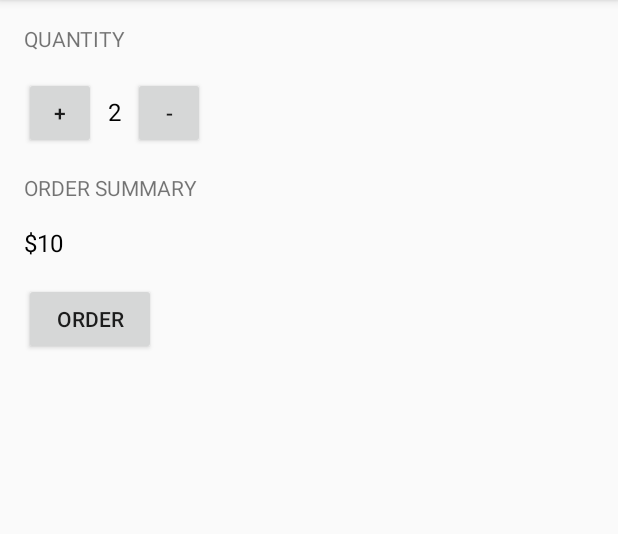
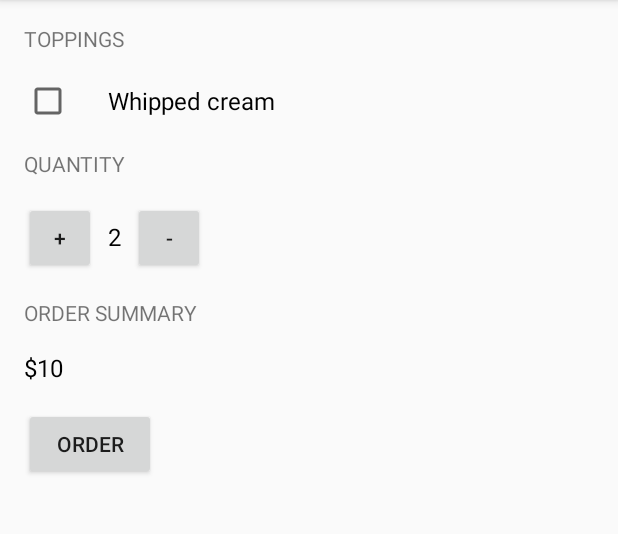
Before and after one commit to uviyolab-udcit/JustJava, an Android app: the screen it shows after launch (MainActivity), on a phone screen of 412 x 824 dp, the part 84-618 px from its top. Run offline under Robolectric (Android 15) with nearby library versions, the phone set to English and light mode, and no system bars.

Commit message:
Add files via upload

```diff
--- a/app/src/main/java/com/example/android/justjava/MainActivity.java
+++ b/app/src/main/java/com/example/android/justjava/MainActivity.java
@@ -34,6 +34,10 @@ public class MainActivity extends AppCompatActivity {
         displayQuantity(quantity);
     }
 
+    public void checkBoxClicked(View view) {
+        //code to check if this checkbox is checked!
+    }
+
     /**
      * This method is called when the order button is clicked.
      */
@@ -64,9 +68,9 @@ public class MainActivity extends AppCompatActivity {
     /**
      * This method displays the given quantity value on the screen.
      */
-    private void displayQuantity(int number) {
+    private void displayQuantity(int numberOfCoffees) {
         TextView quantityTextView = (TextView) findViewById(R.id.quantity_text_view);
-        quantityTextView.setText("" + number);
+        quantityTextView.setText("" + numberOfCoffees);
     }
 
 
--- a/app/src/main/res/layout/activity_main.xml
+++ b/app/src/main/res/layout/activity_main.xml
@@ -9,6 +9,22 @@
     android:paddingTop="16dp"
     android:orientation="vertical"
     tools:context=".MainActivity">
+
+    <TextView
+        android:layout_width="wrap_content"
+        android:layout_height="wrap_content"
+        android:text="Toppings"
+        android:textAllCaps="true"
+        android:layout_marginBottom="16dp"/>
+
+    <CheckBox
+        android:id="@+id/whipped_cream_chkb"
+        android:layout_width="wrap_content"
+        android:layout_height="wrap_content"
+        android:text="Whipped cream"
+        android:layout_marginBottom="16dp"
+        android:paddingLeft="24dp"
+        android:textSize="16sp" />
 
     <TextView
         android:layout_width="wrap_content"
```
